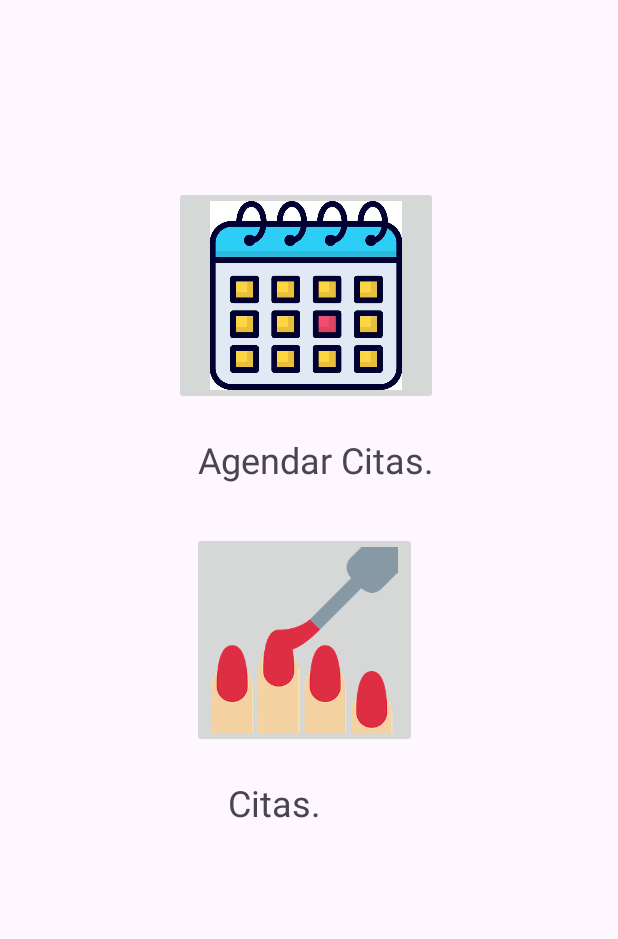
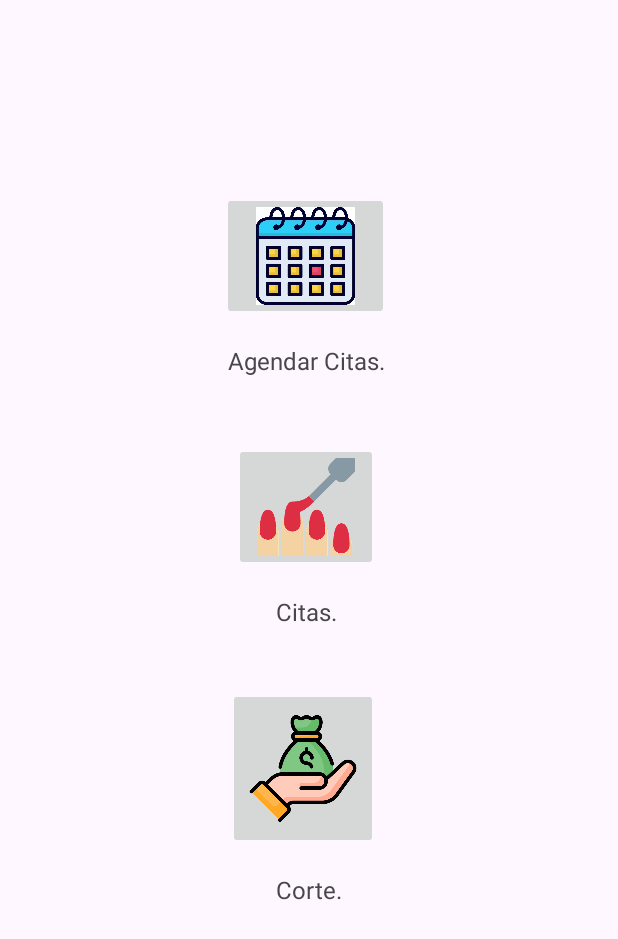
Before and after one commit to JorgeIvan172/Nails, an Android app: the Menu screen opened directly, with no data from a screen before it, on a phone screen of 412 x 824 dp. Shown: the top 939 px of the screen. Run offline under Robolectric (Android 15) with nearby library versions, the light colour scheme and no system bars.

Commit message:
Add Corte

```diff
--- a/app/src/main/res/layout/activity_menu.xml
+++ b/app/src/main/res/layout/activity_menu.xml
@@ -10,10 +10,10 @@
         android:id="@+id/tv_AgendarCitas"
         android:layout_width="wrap_content"
         android:layout_height="wrap_content"
-        android:layout_marginStart="132dp"
-        android:layout_marginTop="20dp"
+        android:layout_marginStart="152dp"
+        android:layout_marginTop="16dp"
         android:text="@string/AgendarCitas"
-        android:textSize="24sp"
+        android:textSize="16sp"
         app:layout_constraintStart_toStartOf="parent"
         app:layout_constraintTop_toBottomOf="@+id/ib_1" />
 
@@ -21,37 +21,59 @@
         android:id="@+id/tv_Citas"
         android:layout_width="wrap_content"
         android:layout_height="wrap_content"
-        android:layout_marginStart="152dp"
-        android:layout_marginTop="20dp"
+        android:layout_marginStart="184dp"
+        android:layout_marginTop="16dp"
         android:text="@string/Citas"
-        android:textSize="24sp"
+        android:textSize="16sp"
         app:layout_constraintStart_toStartOf="parent"
         app:layout_constraintTop_toBottomOf="@+id/ib_2" />
 
     <ImageButton
         android:id="@+id/ib_1"
-        android:layout_width="176dp"
-        android:layout_height="146dp"
-        android:layout_marginStart="116dp"
-        android:layout_marginTop="124dp"
+        android:layout_width="111dp"
+        android:layout_height="85dp"
+        android:layout_marginStart="148dp"
+        android:layout_marginTop="128dp"
+        android:contentDescription="@string/ib_calandario"
         android:scaleType="fitCenter"
         app:layout_constraintStart_toStartOf="parent"
         app:layout_constraintTop_toTopOf="parent"
-        app:srcCompat="@mipmap/Calenario"
-        android:contentDescription="Imagen de Calendario"/>
+        app:srcCompat="@mipmap/Calenario" />
 
     <ImageButton
         android:id="@+id/ib_2"
-        android:layout_width="150dp"
-        android:layout_height="144dp"
-        android:layout_marginStart="128dp"
-        android:layout_marginTop="32dp"
+        android:layout_width="96dp"
+        android:layout_height="85dp"
+        android:layout_marginStart="156dp"
+        android:layout_marginTop="44dp"
+        android:contentDescription="@string/ib_uñas"
         android:scaleType="fitCenter"
         app:layout_constraintStart_toStartOf="parent"
         app:layout_constraintTop_toBottomOf="@+id/tv_AgendarCitas"
-        app:srcCompat="@mipmap/Nails"
-        android:contentDescription="Imagen de uñas"/>
+        app:srcCompat="@mipmap/Nails" />
 
+    <ImageButton
+        android:id="@+id/ib_3"
+        android:layout_width="100dp"
+        android:layout_height="107dp"
+        android:layout_marginStart="152dp"
+        android:layout_marginTop="40dp"
+        android:contentDescription="@string/ib_corte"
+        android:scaleType="fitCenter"
+        app:layout_constraintStart_toStartOf="parent"
+        app:layout_constraintTop_toBottomOf="@+id/tv_Citas"
+        app:srcCompat="@mipmap/corte" />
+
+    <TextView
+        android:id="@+id/tv_corte"
+        android:layout_width="wrap_content"
+        android:layout_height="wrap_content"
+        android:layout_marginStart="184dp"
+        android:layout_marginTop="16dp"
+        android:text="@string/Corte"
+        android:textSize="16sp"
+        app:layout_constraintStart_toStartOf="parent"
+        app:layout_constraintTop_toBottomOf="@+id/ib_3" />
 
 
 </androidx.constraintlayout.widget.ConstraintLayout>
--- a/app/src/main/res/values/strings.xml
+++ b/app/src/main/res/values/strings.xml
@@ -6,8 +6,17 @@
     <string name="button_1">Login</string>
     <string name="button_2">I dont Have Cunt</string>
     <string name="logo">Logo.</string>
+
+
     <string name="AgendarCitas">Agendar Citas.</string>
     <string name="Citas">Citas.</string>
+    <string name="Corte">Corte.</string>
+    <string name="ib_calandario">Imagen de Calendario.</string>
+    <string name="ib_uñas">Imagen de Uñas.</string>
+    <string name="ib_corte">Imagen de Corte.</string>
+
+
+
     <string name="crearCuenta">Agregar Cuenta.</string>
     <string name="Nombre">Name.</string>
     <string name="cPassword">Confirm Password</string>
```
Also changed, not shown: app/src/main/res/mipmap-hdpi/corte.png (added).
